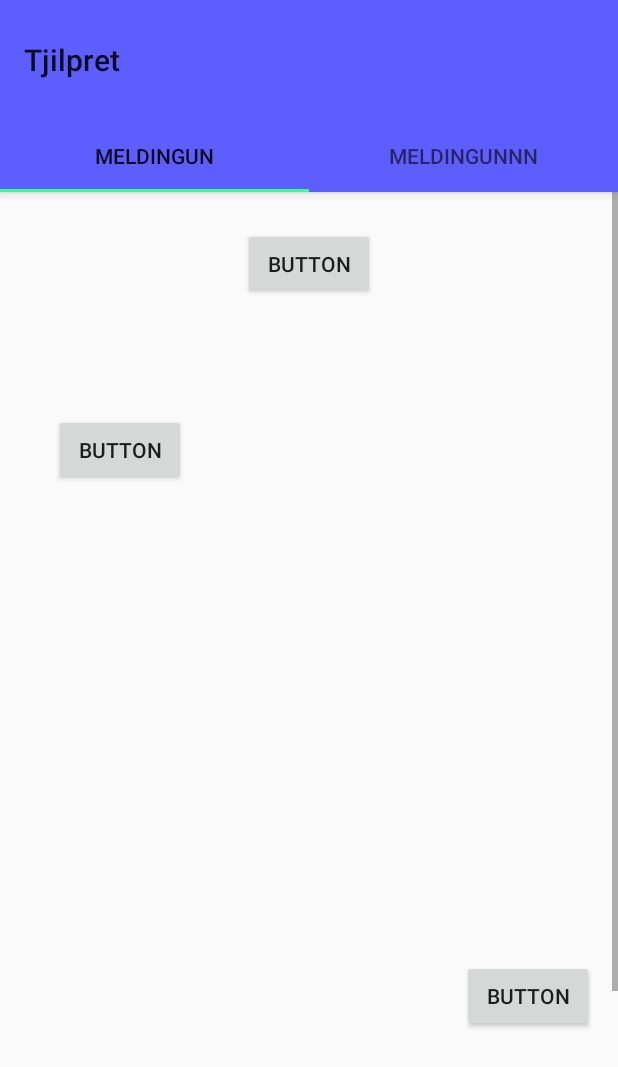
After one commit to hilkojj/tjilpret, an Android app: the HomeActivity screen opened directly, with no data from a screen before it, on a phone screen of 412 x 824 dp. The commit adds this screen. Shown: the top 1067 px of the screen. Run offline under Robolectric (Android 15) with nearby library versions, the phone set to English and light mode, and no system bars.

Commit message:
tabs with fragments

```diff
--- a/app/build.gradle
+++ b/app/build.gradle
@@ -29,6 +29,7 @@ dependencies {
     implementation 'com.android.support.constraint:constraint-layout:1.1.0'
     implementation 'com.android.support:design:26.1.0'
     implementation 'com.google.firebase:firebase-functions:15.0.0'
+    implementation 'com.android.support:support-v4:26.1.0'
     testImplementation 'junit:junit:4.12'
     androidTestImplementation 'com.android.support.test:runner:1.0.2'
     androidTestImplementation 'com.android.support.test.espresso:espresso-core:3.0.2'
--- a/app/src/main/AndroidManifest.xml
+++ b/app/src/main/AndroidManifest.xml
@@ -26,7 +26,7 @@
             android:label="Voel je welkom"
             android:theme="@style/WelcomeTheme" />
         <activity
-            android:name=".activities.BaseSessionActivity"
+            android:name=".activities.HomeActivity"
             android:theme="@style/AppTheme"/>
     </application>
 
--- a/app/src/main/java/com/hilkojj/tjilpret/activities/BaseSessionActivity.kt
+++ /dev/null
@@ -1,14 +0,0 @@
-package com.hilkojj.tjilpret.activities
-
-import android.os.Bundle
-import android.support.v7.app.AppCompatActivity
-import com.hilkojj.tjilpret.R
-
-class BaseSessionActivity : AppCompatActivity() {
-
-    override fun onCreate(savedInstanceState: Bundle?) {
-        super.onCreate(savedInstanceState)
-        setContentView(R.layout.activity_base_session)
-    }
-
-}
--- /dev/null
+++ b/app/src/main/java/com/hilkojj/tjilpret/activities/HomeActivity.kt
@@ -0,0 +1,63 @@
+package com.hilkojj.tjilpret.activities
+
+import android.os.Bundle
+import android.support.design.widget.TabLayout
+import android.support.v4.app.Fragment
+import android.support.v4.app.FragmentManager
+import android.support.v4.app.FragmentPagerAdapter
+import android.support.v4.view.ViewPager
+import android.support.v7.app.AppCompatActivity
+import android.support.v7.widget.Toolbar
+import com.hilkojj.tjilpret.R
+
+
+
+class HomeActivity : AppCompatActivity() {
+
+    lateinit var toolbar: Toolbar
+    lateinit var tabLayout: TabLayout
+    lateinit var viewPager: ViewPager
+
+    override fun onCreate(savedInstanceState: Bundle?) {
+        super.onCreate(savedInstanceState)
+        setContentView(R.layout.activity_home)
+
+        toolbar = findViewById(R.id.home_toolbar)
+        tabLayout = findViewById(R.id.home_tabs)
+        viewPager = findViewById(R.id.home_view_pager)
+        setSupportActionBar(toolbar)
+        setupTabs()
+    }
+
+    private fun setupTabs() {
+        tabLayout.setupWithViewPager(viewPager)
+        val adapter = ViewPagerAdapter(supportFragmentManager)
+        adapter.addFragment(NotificationsFragment(), "meldingun")
+        adapter.addFragment(NotificationsFragment(), "meldingunnn")
+
+        viewPager.adapter = adapter
+    }
+
+    private inner class ViewPagerAdapter(manager: FragmentManager) : FragmentPagerAdapter(manager) {
+        private val fragmentList = ArrayList<Fragment>()
+        private val fragmentTitleList = ArrayList<String>()
+
+        override fun getItem(position: Int): Fragment {
+            return fragmentList[position]
+        }
+
+        override fun getCount(): Int {
+            return fragmentList.size
+        }
+
+        fun addFragment(fragment: Fragment, title: String) {
+            fragmentList.add(fragment)
+            fragmentTitleList.add(title)
+        }
+
+        override fun getPageTitle(position: Int): CharSequence {
+            return fragmentTitleList[position]
+        }
+    }
+
+}
--- /dev/null
+++ b/app/src/main/java/com/hilkojj/tjilpret/activities/NotificationsFragment.kt
@@ -0,0 +1,16 @@
+package com.hilkojj.tjilpret.activities
+
+import android.os.Bundle
+import android.support.v4.app.Fragment
+import android.view.LayoutInflater
+import android.view.View
+import android.view.ViewGroup
+import com.hilkojj.tjilpret.R
+
+class NotificationsFragment : Fragment() {
+
+    override fun onCreateView(inflater: LayoutInflater, container: ViewGroup?, savedInstanceState: Bundle?): View? {
+        return inflater.inflate(R.layout.fragment_notifications, container, false)
+    }
+
+}
--- a/app/src/main/java/com/hilkojj/tjilpret/activities/loginregister/LoginActivity.kt
+++ b/app/src/main/java/com/hilkojj/tjilpret/activities/loginregister/LoginActivity.kt
@@ -9,7 +9,7 @@ import android.widget.EditText
 import com.hilkojj.tjilpret.R
 import com.hilkojj.tjilpret.Tjilpret
 import com.hilkojj.tjilpret.UserSession
-import com.hilkojj.tjilpret.activities.BaseSessionActivity
+import com.hilkojj.tjilpret.activities.HomeActivity
 
 class LoginActivity : AppCompatActivity() {
 
@@ -43,7 +43,7 @@ class LoginActivity : AppCompatActivity() {
             val data = task.result.data as HashMap<*, *>
             if (data["success"] == true) {
                 Tjilpret.userSession = UserSession(data["username"] as String, data["token"] as String)
-                startActivity(Intent(this, BaseSessionActivity::class.java))
+                startActivity(Intent(this, HomeActivity::class.java))
                 finish()
             }
             else
--- a/app/src/main/res/layout/activity_base_session.xml
+++ /dev/null
@@ -1,25 +0,0 @@
-<?xml version="1.0" encoding="utf-8"?>
-<android.support.v4.widget.DrawerLayout xmlns:android="http://schemas.android.com/apk/res/android"
-    xmlns:app="http://schemas.android.com/apk/res-auto"
-    xmlns:tools="http://schemas.android.com/tools"
-    android:layout_width="match_parent"
-    android:layout_height="match_parent"
-    tools:context=".activities.BaseSessionActivity">
-
-    <!-- Main body -->
-    <android.support.constraint.ConstraintLayout
-        android:id="@+id/content_frame"
-        android:layout_width="match_parent"
-        android:layout_height="match_parent" />
-
-    <!-- Drawer contents -->
-    <android.support.design.widget.NavigationView
-        android:id="@+id/nav_view"
-        android:layout_width="wrap_content"
-        android:layout_height="match_parent"
-        android:layout_gravity="start"
-        android:fitsSystemWindows="true"
-        app:menu="@menu/drawer_view"
-        app:headerLayout="@layout/nav_drawer_header"/>
-
-</android.support.v4.widget.DrawerLayout>
--- /dev/null
+++ b/app/src/main/res/layout/activity_home.xml
@@ -0,0 +1,55 @@
+<?xml version="1.0" encoding="utf-8"?>
+<android.support.v4.widget.DrawerLayout xmlns:android="http://schemas.android.com/apk/res/android"
+    xmlns:app="http://schemas.android.com/apk/res-auto"
+    xmlns:tools="http://schemas.android.com/tools"
+    android:layout_width="match_parent"
+    android:layout_height="match_parent"
+    tools:context=".activities.HomeActivity">
+
+    <!-- Main body -->
+    <android.support.constraint.ConstraintLayout
+        android:id="@+id/content_frame"
+        android:layout_width="match_parent"
+        android:layout_height="match_parent">
+
+        <android.support.design.widget.AppBarLayout
+            android:layout_width="match_parent"
+            android:layout_height="wrap_content"
+            android:elevation="4dp">
+
+            <android.support.v7.widget.Toolbar
+                android:id="@+id/home_toolbar"
+                android:layout_width="match_parent"
+                android:layout_height="80dp"
+                android:background="@color/colorPrimary"
+                android:theme="@style/ThemeOverlay.AppCompat.ActionBar"
+                app:popupTheme="@style/ThemeOverlay.AppCompat.Light" />
+
+            <android.support.design.widget.TabLayout
+                android:id="@+id/home_tabs"
+                android:layout_width="match_parent"
+                android:layout_height="wrap_content"
+                app:tabGravity="fill"
+                app:tabMode="fixed" />
+        </android.support.design.widget.AppBarLayout>
+
+        <android.support.v4.view.ViewPager
+            android:id="@+id/home_view_pager"
+            android:layout_width="match_parent"
+            android:layout_height="match_parent"
+            app:layout_behavior="@string/appbar_scrolling_view_behavior" />
+
+    </android.support.constraint.ConstraintLayout>
+
+
+    <!-- Navigation view -->
+    <android.support.design.widget.NavigationView
+        android:id="@+id/nav_view"
+        android:layout_width="wrap_content"
+        android:layout_height="match_parent"
+        android:layout_gravity="start"
+        android:fitsSystemWindows="true"
+        app:headerLayout="@layout/nav_drawer_header"
+        app:menu="@menu/drawer_view" />
+
+</android.support.v4.widget.DrawerLayout>
--- /dev/null
+++ b/app/src/main/res/layout/fragment_notifications.xml
@@ -0,0 +1,64 @@
+<?xml version="1.0" encoding="utf-8"?>
+<ScrollView xmlns:android="http://schemas.android.com/apk/res/android"
+    xmlns:app="http://schemas.android.com/apk/res-auto"
+    xmlns:tools="http://schemas.android.com/tools"
+    android:layout_width="match_parent"
+    android:layout_height="match_parent"
+    tools:context=".activities.NotificationsFragment">
+
+    <android.support.constraint.ConstraintLayout
+        android:layout_width="match_parent"
+        android:layout_height="wrap_content"
+        tools:layout_editor_absoluteX="8dp"
+        tools:layout_editor_absoluteY="8dp">
+
+        <Button
+            android:id="@+id/button2"
+            android:layout_width="wrap_content"
+            android:layout_height="wrap_content"
+            android:layout_marginEnd="8dp"
+            android:layout_marginLeft="8dp"
+            android:layout_marginRight="8dp"
+            android:layout_marginStart="8dp"
+            android:layout_marginTop="152dp"
+            android:text="Button"
+            app:layout_constraintEnd_toEndOf="parent"
+            app:layout_constraintStart_toStartOf="parent"
+            app:layout_constraintTop_toTopOf="parent" />
+
+        <Button
+            android:id="@+id/button3"
+            android:layout_width="wrap_content"
+            android:layout_height="wrap_content"
+            android:layout_marginLeft="36dp"
+            android:layout_marginStart="36dp"
+            android:layout_marginTop="76dp"
+            android:text="Button"
+            app:layout_constraintStart_toStartOf="parent"
+            app:layout_constraintTop_toBottomOf="@+id/button2" />
+
+        <Button
+            android:id="@+id/button4"
+            android:layout_width="wrap_content"
+            android:layout_height="wrap_content"
+            android:layout_marginEnd="16dp"
+            android:layout_marginRight="16dp"
+            android:layout_marginTop="316dp"
+            android:text="Button"
+            app:layout_constraintEnd_toEndOf="parent"
+            app:layout_constraintTop_toBottomOf="@+id/button3" />
+
+        <TextView
+            android:id="@+id/textView5"
+            android:layout_width="wrap_content"
+            android:layout_height="wrap_content"
+            android:layout_marginLeft="36dp"
+            android:layout_marginStart="36dp"
+            android:layout_marginTop="320dp"
+            android:text="TextView"
+            app:layout_constraintStart_toStartOf="parent"
+            app:layout_constraintTop_toBottomOf="@+id/button4" />
+
+    </android.support.constraint.ConstraintLayout>
+
+</ScrollView>
--- a/app/src/main/res/values/strings.xml
+++ b/app/src/main/res/values/strings.xml
@@ -2,4 +2,7 @@
 
     <string name="app_name">Tjilpret</string>
 
+    <!-- TODO: Remove or change this placeholder text -->
+    <string name="hello_blank_fragment">Hello blank fragment</string>
+
 </resources>
```
